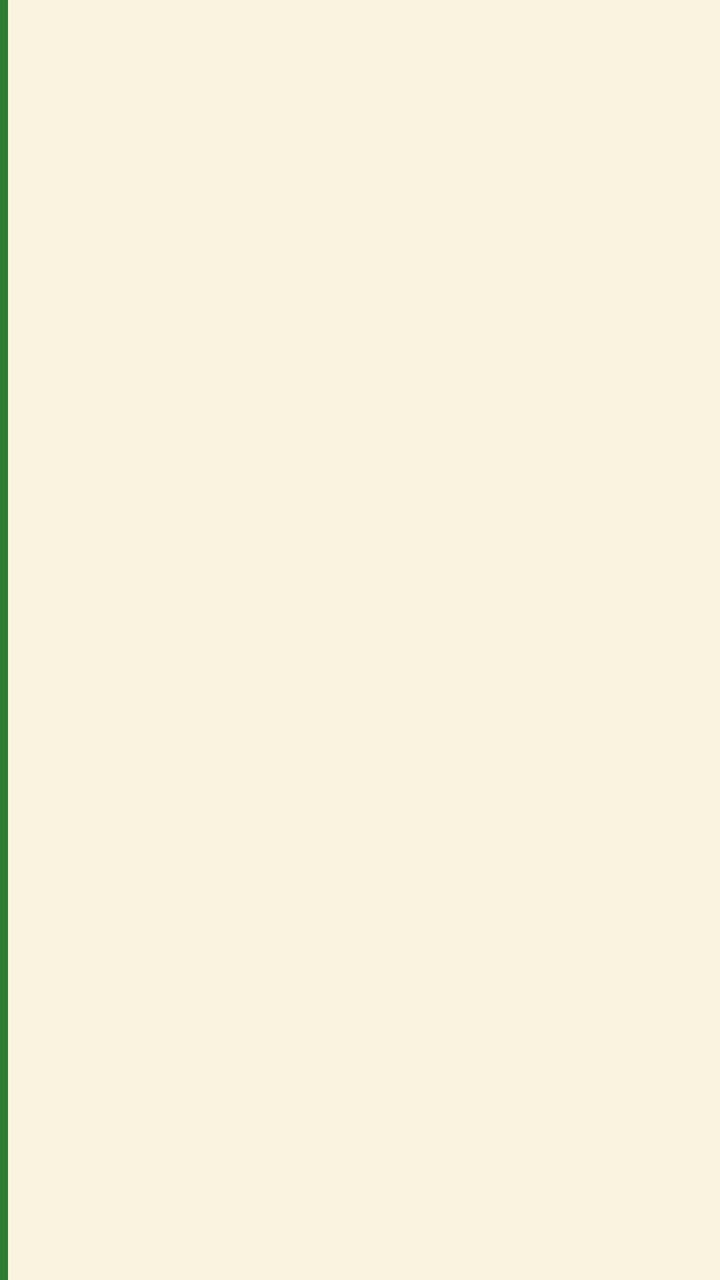
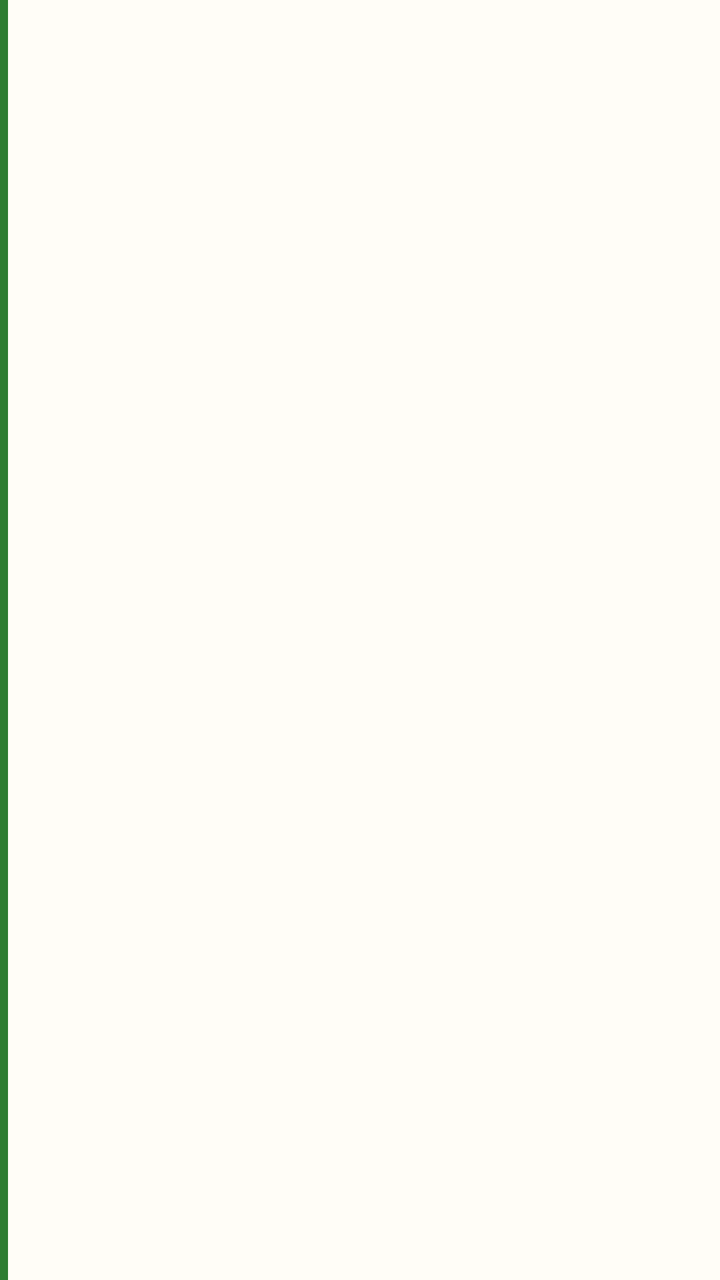

Compare the two renders of this Android layout. The source of the first and the diff that turns it into the second are given below.
<!-- AndroidManifest.xml: application theme Theme.BPMonitor -->
<!-- res/layout/item_record.xml -->
<?xml version="1.0" encoding="utf-8"?>
<LinearLayout xmlns:android="http://schemas.android.com/apk/res/android"
    android:layout_width="match_parent"
    android:layout_height="wrap_content"
    android:orientation="horizontal"
    android:paddingEnd="8dp">

    
    <View
        android:id="@+id/colorBar"
        android:layout_width="4dp"
        android:layout_height="match_parent"
        android:background="#2E7D32"/>

    <TextView
        android:id="@+id/tvItem"
        android:layout_width="0dp"
        android:layout_height="wrap_content"
        android:layout_weight="1"
        android:paddingStart="10dp"
        android:paddingEnd="6dp"
        android:paddingTop="4dp"
        android:paddingBottom="4dp"
        android:singleLine="true"
        android:ellipsize="end"
        android:fontFamily="monospace"
        android:textSize="15sp"/>
</LinearLayout>
<!-- resources referenced by this layout -->
<resources>
  <style name="Theme.BPMonitor" parent="Theme.MaterialComponents.Light.NoActionBar">
          <item name="android:windowBackground">@color/bg_main</item>
          <item name="android:statusBarColor">@color/bg_header</item>
          <item name="android:navigationBarColor">@color/bg_header</item>
          <item name="android:windowLightStatusBar">true</item>
      </style>
  <color name="bg_main">#FAF3E0</color>
  <color name="bg_header">#EFE4D0</color>
</resources>

<!-- the commit's change to res/layout/item_record.xml (unified diff, before → after) -->
@@ -3,14 +3,14 @@
     android:layout_width="match_parent"
     android:layout_height="wrap_content"
     android:orientation="horizontal"
+    android:background="@color/bg_card"
     android:paddingEnd="8dp">
 
-    
     <View
         android:id="@+id/colorBar"
         android:layout_width="4dp"
         android:layout_height="match_parent"
-        android:background="#2E7D32"/>
+        android:background="@color/bp_normal"/>
 
     <TextView
         android:id="@+id/tvItem"
<!-- resource entries referenced after the edit -->
@@ -1,5 +1,7 @@
 <!-- resources referenced by this layout -->
 <resources>
+  <color name="bg_card">#FFFDF7</color>
+  <color name="bp_normal">#2E7D32</color>
   <style name="Theme.BPMonitor" parent="Theme.MaterialComponents.Light.NoActionBar">
           <item name="android:windowBackground">@color/bg_main</item>
           <item name="android:statusBarColor">@color/bg_header</item>
